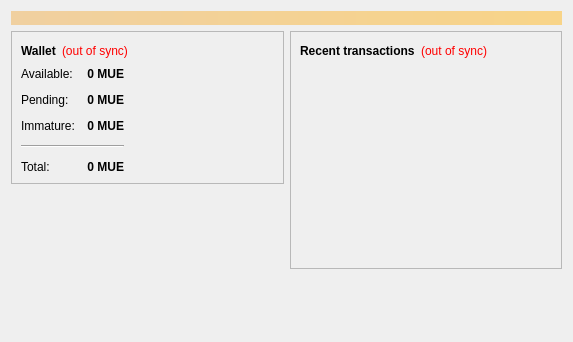
First picture: the form in src/qt/forms/overviewpage.ui, repository upgradeadvice/MUE-Src, before the edit.
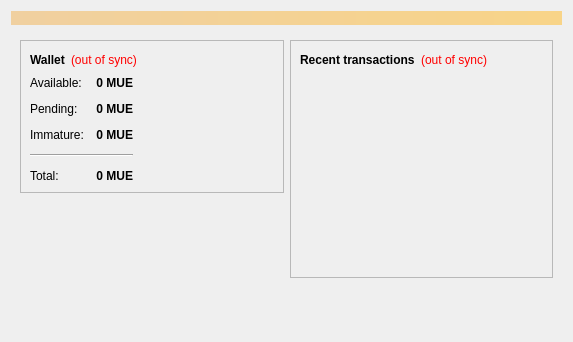
Second picture: the form after the edit.

What changed in the file:
```diff
--- a/src/qt/forms/overviewpage.ui
+++ b/src/qt/forms/overviewpage.ui
@@ -11,10 +11,7 @@
    </rect>
   </property>
   <property name="windowTitle">
-   <string>Form</string>
-  </property>
-  <property name="styleSheet">
-   <string notr="true"/>
+   <string>Overview</string>
   </property>
   <layout class="QVBoxLayout" name="topLayout">
    <item>
@@ -34,6 +31,7 @@
     </widget>
    </item>
    <item>
+    <widget class="QFrame" name="OverviewFrame">
     <layout class="QHBoxLayout" name="horizontalLayout" stretch="1,1">
      <item>
       <layout class="QVBoxLayout" name="verticalLayout_2">
@@ -361,6 +359,7 @@
       </layout>
      </item>
     </layout>
+    </widget>
    </item>
   </layout>
  </widget>
```
Lines whose indentation alone changed are shown as unchanged.
